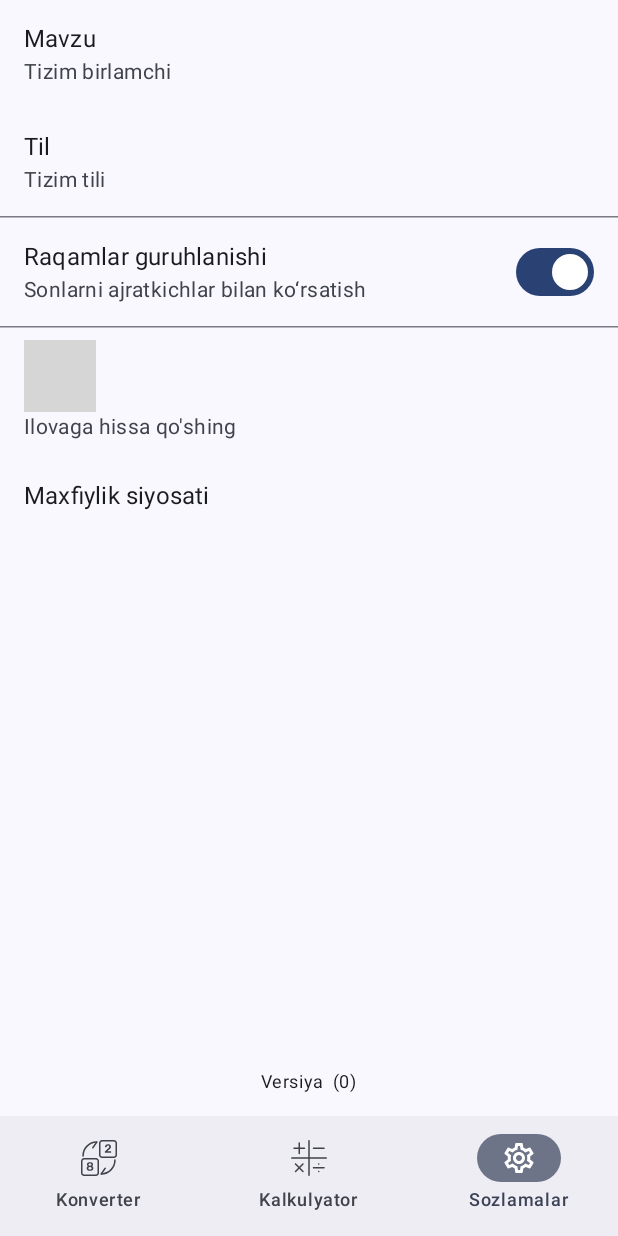
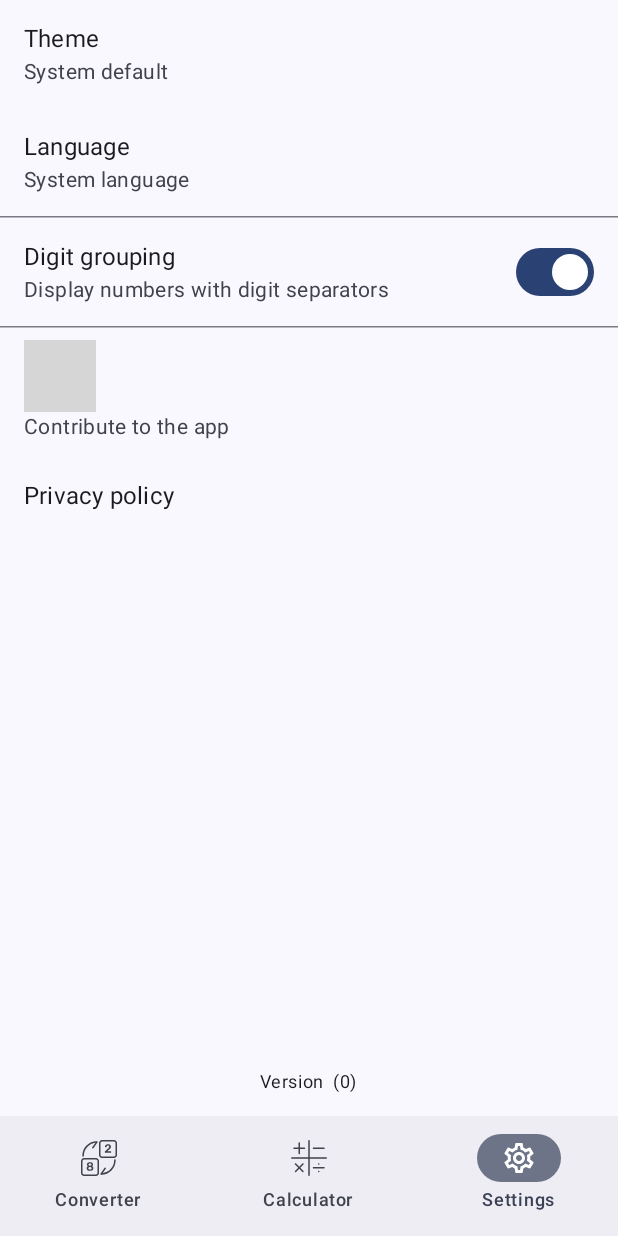
Before and after one commit to jedi1150/number-systems, an Android app built with Jetpack Compose: the SettingsRoute screen opened through its navigation route, on a phone screen of 412 x 824 dp. Run offline under Robolectric (Android 15) with nearby library versions, the phone set to English and light mode, and no system bars; our stand-ins replace Dagger/Hilt's generated code, window size class; libraries missing offline, so code that uses them is left out: com.google.android.play; 10 statements that could not run were skipped; grey boxes are pictures that could not be loaded.

Commit message:
New translations strings.xml (Multilingual)

```diff
--- a/app/src/main/res/values/strings.xml
+++ b/app/src/main/res/values/strings.xml
@@ -1,36 +1,36 @@
 <?xml version="1.0" encoding="utf-8"?>
 <resources>
-    <string name="app_name">Raqamlar tizimlari</string>
-    <string name="dec">O\'nli (10)</string>
-    <string name="bin">Ikkilik (2)</string>
-    <string name="oct">Oktyabr (8)</string>
-    <string name="hex">O\'n oltilik (16)</string>
-    <string name="radix">Baza (%d)</string>
-    <string name="screen_converter">Konverter</string>
-    <string name="screen_calculator">Kalkulyator</string>
-    <string name="screen_settings">Sozlamalar</string>
-    <string name="explanation">Izoh</string>
-    <string name="explanation_result">Natija</string>
-    <string name="integer_part">Butun sonli qism</string>
-    <string name="fractional_part">Fraksiyonel qism</string>
-    <string name="explanation_convert_to_decimal">O\'nlik kasrga aylantirish</string>
-    <string name="explanation_integer_division">O\'nlik sonning butun qismini kerakli sanoq sistemasiga bo\'ling</string>
-    <string name="explanation_reverse_result">Natijani teskari tartibda yozing</string>
-    <string name="explanation_convert_fractional">O\'nlik sonning kasr qismini kerakli sonning asosiga ko\'paytiring</string>
-    <string name="explanation_convert_fractional_write_result">Natijani yuqoridan pastgacha yozib oling</string>
-    <string name="explanation_convert_combine_integer_and_fractional_parts">Butun va kasr qismlarni qo\'shing</string>
-    <string name="settings_theme">Mavzu</string>
-    <string name="theme_light">Yorug\'lik</string>
-    <string name="theme_dark">Qorong\'i</string>
-    <string name="theme_system_default">Tizim birlamchi</string>
-    <string name="settings_language">Til</string>
-    <string name="settings_privacy_policy">Maxfiylik siyosati</string>
-    <string name="app_version">Versiya %1$s (%2$d)</string>
-    <string name="locale_system">Tizim tili</string>
-    <string name="settings_contribute_description">Ilovaga hissa qo\'shing</string>
-    <string name="remainder">qolgan</string>
-    <string name="invert_convertible_values">O\'zgartirilgan qiymatlarni o\'zgartiring</string>
-    <string name="clear_values">Qiymatlarni tozalash</string>
-    <string name="digit_grouping">Raqamlar guruhlanishi</string>
-    <string name="digit_grouping_description">Sonlarni ajratkichlar bilan ko‘rsatish</string>
+    <string name="app_name">Number Systems</string>
+    <string name="dec">Decimal (10)</string>
+    <string name="bin">Binary (2)</string>
+    <string name="oct">Octal (8)</string>
+    <string name="hex">Hexadecimal (16)</string>
+    <string name="radix">Radix (%d)</string>
+    <string name="screen_converter">Converter</string>
+    <string name="screen_calculator">Calculator</string>
+    <string name="screen_settings">Settings</string>
+    <string name="explanation">Explanation</string>
+    <string name="explanation_result">Result</string>
+    <string name="integer_part">Integer part</string>
+    <string name="fractional_part">Fractional part</string>
+    <string name="explanation_convert_to_decimal">Convert to decimal</string>
+    <string name="explanation_integer_division">Divide the integer part of the decimal number by the desired radix</string>
+    <string name="explanation_reverse_result">Write the result in reverse order</string>
+    <string name="explanation_convert_fractional">Multiply the fractional part of the decimal number by the radix of the desired</string>
+    <string name="explanation_convert_fractional_write_result">Write the result from top to bottom</string>
+    <string name="explanation_convert_combine_integer_and_fractional_parts">Add the integer and fractional parts</string>
+    <string name="settings_theme">Theme</string>
+    <string name="theme_light">Light</string>
+    <string name="theme_dark">Dark</string>
+    <string name="theme_system_default">System default</string>
+    <string name="settings_language">Language</string>
+    <string name="settings_privacy_policy">Privacy policy</string>
+    <string name="app_version">Version %1$s (%2$d)</string>
+    <string name="locale_system">System language</string>
+    <string name="settings_contribute_description">Contribute to the app</string>
+    <string name="remainder">remainder</string>
+    <string name="invert_convertible_values">Invert convertible values</string>
+    <string name="clear_values">Clear values</string>
+    <string name="digit_grouping">Digit grouping</string>
+    <string name="digit_grouping_description">Display numbers with digit separators</string>
 </resources>
```
